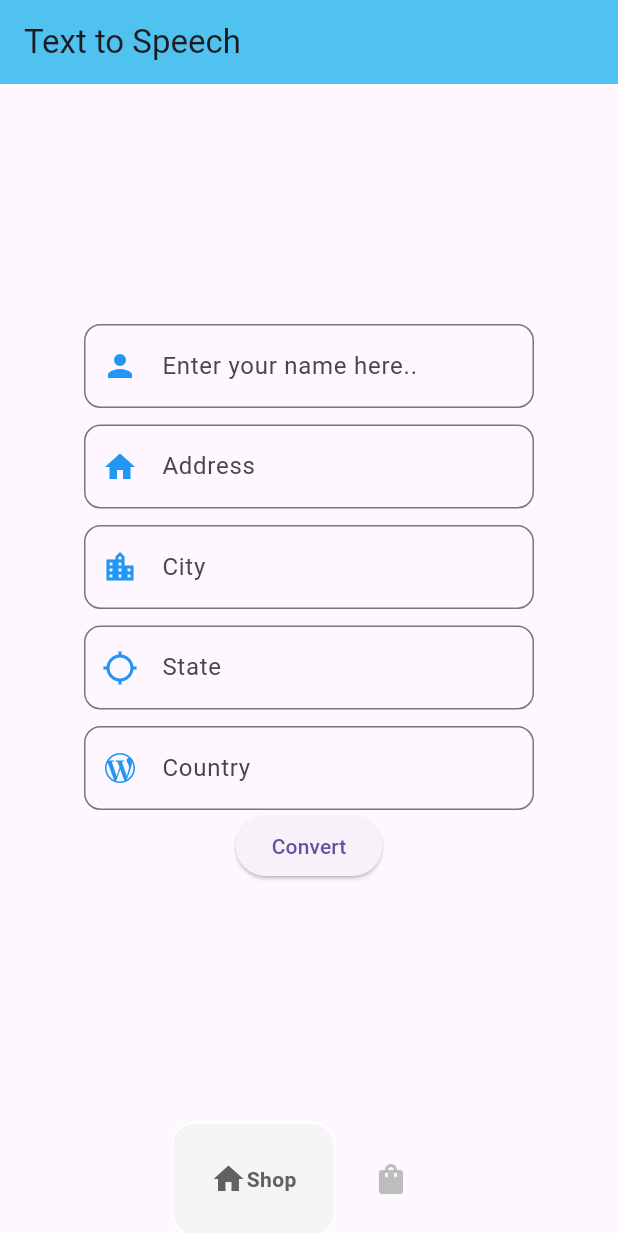
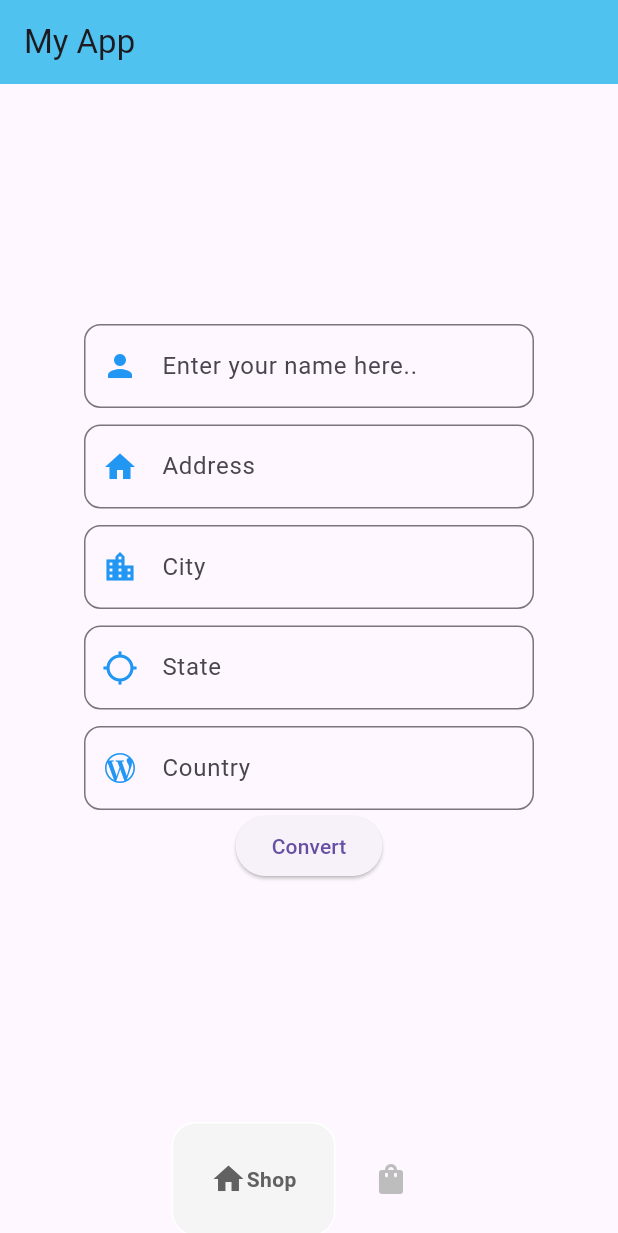
Before and after one commit to VashuChoudhary1/project_assignment, a Flutter app: the screen it shows after launch, on a phone screen of 412 x 824 dp. Shown: the top 1233 px of the screen. Run offline on Flutter 3.47's test engine with Material 3 defaults, Android fonts, the light colour scheme and no system bars; drawn by our look-alikes of google_nav_bar.

Commit message:
final_submit

```diff
--- a/project_intern/lib/home.dart
+++ b/project_intern/lib/home.dart
@@ -30,7 +30,7 @@ class _MyHomeState extends State<MyHome> {
       resizeToAvoidBottomInset: false,
       appBar: AppBar(
         // ignore: prefer_const_constructors
-        title: Text("Text to Speech"),
+        title: Text("My App"),
         backgroundColor: Color.fromARGB(255, 79, 194, 240),
       ),
       bottomNavigationBar: MyBottomNavBar(
```
